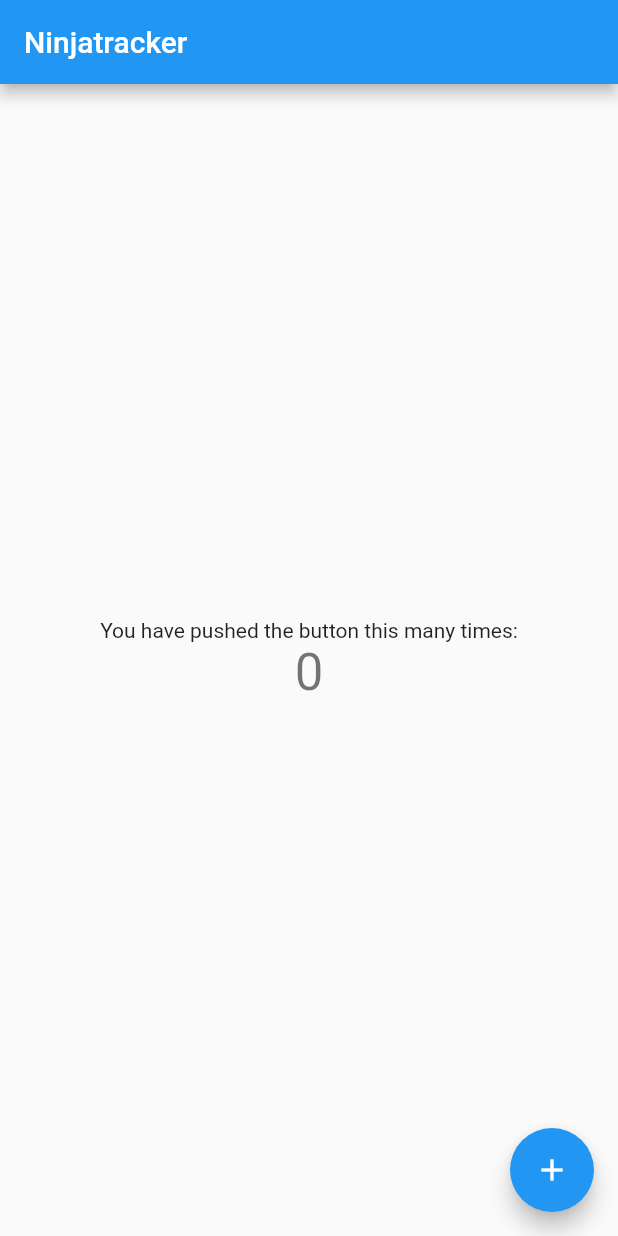
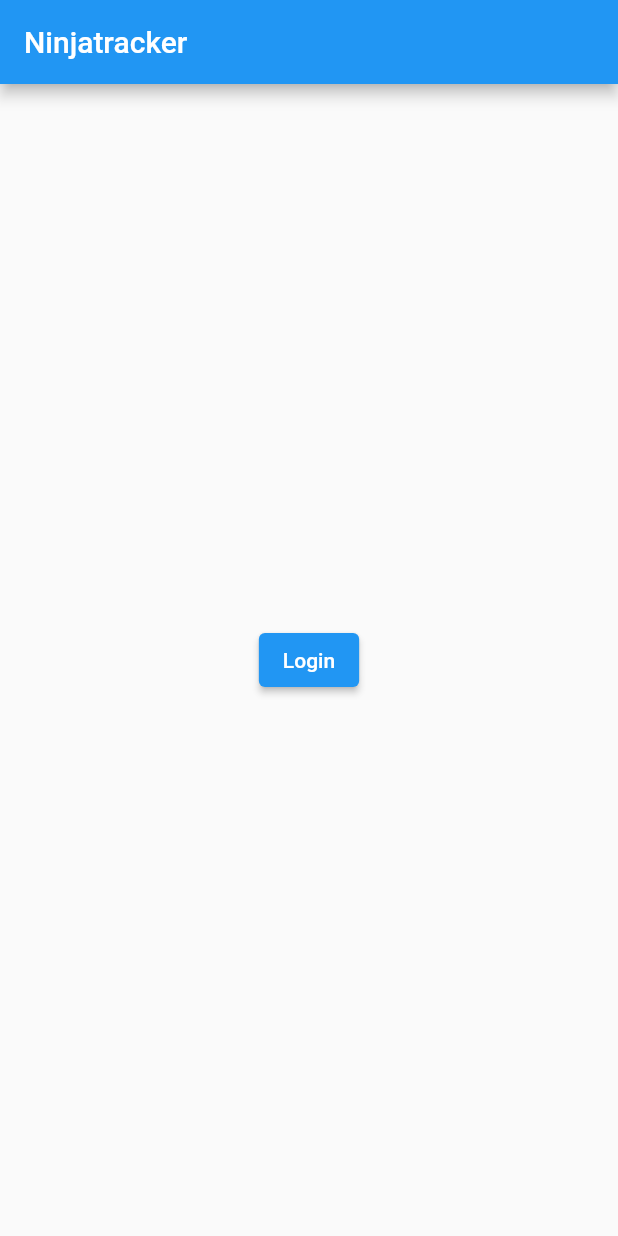
Before and after one commit to lecfy/ninjatracker, a Flutter app: the screen it shows after launch, on a phone screen of 412 x 824 dp. Run offline on Flutter 3.47's test engine with Material 2 defaults, Android fonts, the phone set to English and light mode, and no system bars.

Commit message:
add second screen and toggle button

```diff
--- a/lib/main.dart
+++ b/lib/main.dart
@@ -1,33 +1,60 @@
 import 'package:flutter/material.dart';
 
 void main() {
-  runApp(NinjaTracker());
+  runApp(MaterialApp(
+    title: 'Ninjatracker',
+    home: HomeScreen(),
+    debugShowCheckedModeBanner: false,
+  ));
 }
 
-class NinjaTracker extends StatelessWidget {
+class HomeScreen extends StatelessWidget {
   // This widget is the root of your application.
   @override
   Widget build(BuildContext context) {
-    return MaterialApp(
-      debugShowCheckedModeBanner: false,
-      title: 'Flutter Demo',
-      theme: ThemeData(
-        // This is the theme of your application.
-        //
-        // Try running your application with "flutter run". You'll see the
-        // application has a blue toolbar. Then, without quitting the app, try
-        // changing the primarySwatch below to Colors.green and then invoke
-        // "hot reload" (press "r" in the console where you ran "flutter run",
-        // or simply save your changes to "hot reload" in a Flutter IDE).
-        // Notice that the counter didn't reset back to zero; the application
-        // is not restarted.
-        primarySwatch: Colors.blue,
+    return Scaffold(
+      appBar: AppBar(
+        title: Text('Ninjatracker'),
       ),
-      home: MyHomePage(title: 'Ninjatracker'),
+      body: Center(
+        child: ElevatedButton(
+          child: Text('Login'),
+          onPressed: () {
+            Navigator.push(
+              context,
+              MaterialPageRoute(builder: (context) => Login()),
+            );
+        },
+        ),
+      ),
     );
   }
 }
 
+class Login extends StatelessWidget {
+  // This widget is the root of your application.
+  @override
+  Widget build(BuildContext context) {
+    return Scaffold(
+      appBar: AppBar(
+        title: Text('Login'),
+      ),
+      body: Center(
+        child: ElevatedButton(
+          child: Text('Back'),
+          onPressed: () {
+            Navigator.pop(
+              context,
+              MaterialPageRoute(builder: (context) => HomeScreen()),
+            );
+          },
+        ),
+      ),
+    );
+  }
+}
+
+/*
 class MyHomePage extends StatefulWidget {
   MyHomePage({Key? key, required this.title}) : super(key: key);
 
@@ -112,3 +139,4 @@ class _MyHomePageState extends State<MyHomePage> {
     );
   }
 }
+*/
```
